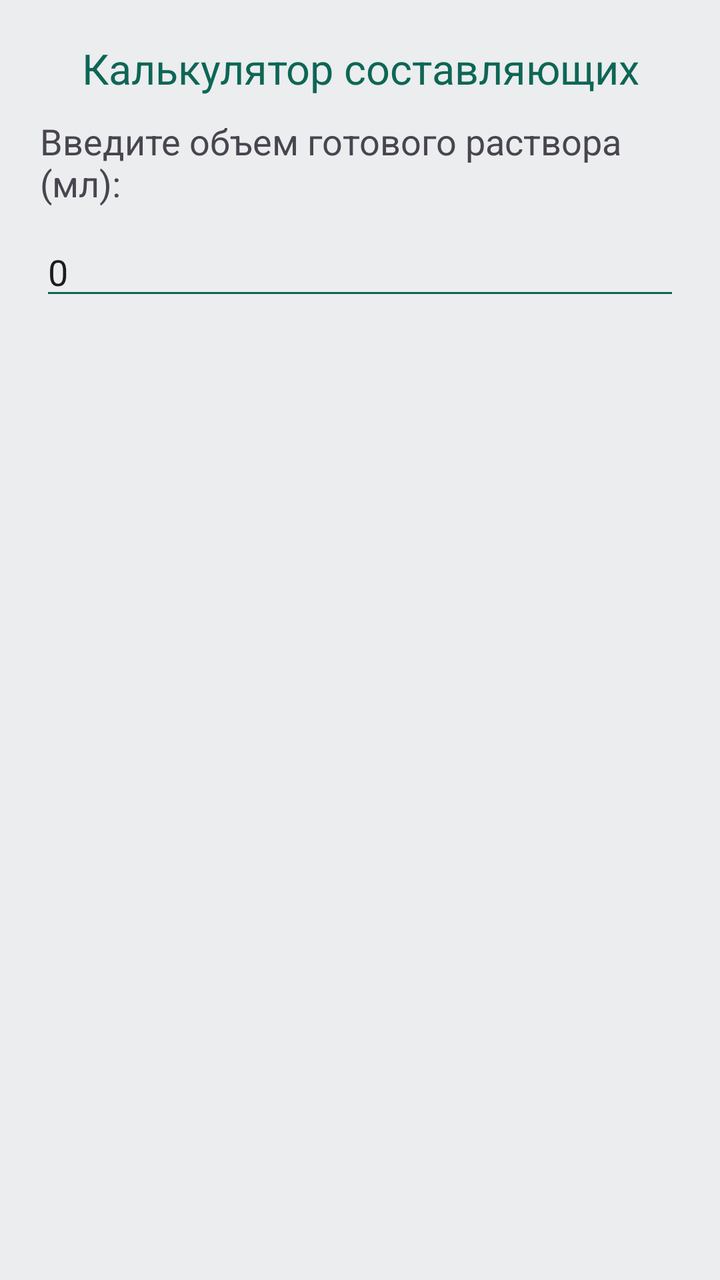
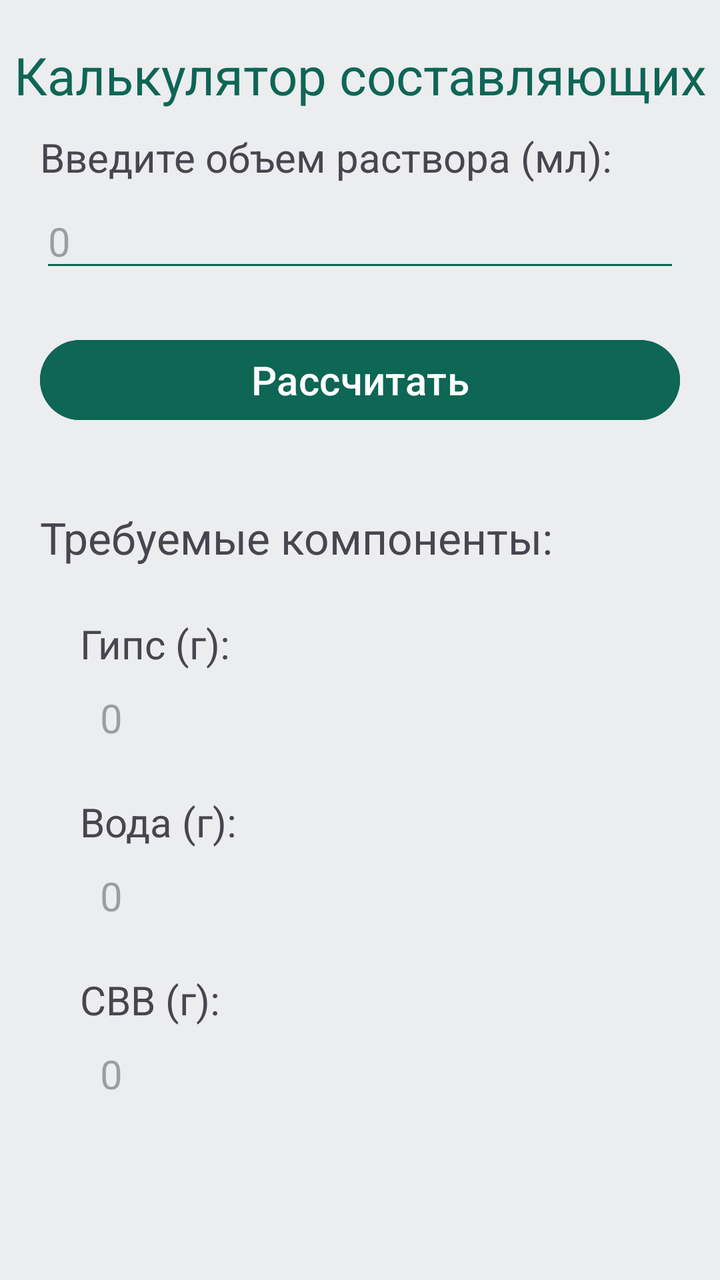

Two renders of the same Android screen: before a commit and after it. Below are the layout's source before the change and the commit's diff.
<!-- AndroidManifest.xml: application theme Theme.Gypsum -->
<!-- res/layout/activity_main.xml -->
<?xml version="1.0" encoding="utf-8"?>
<androidx.constraintlayout.widget.ConstraintLayout xmlns:android="http://schemas.android.com/apk/res/android"
    xmlns:app="http://schemas.android.com/apk/res-auto"
    xmlns:tools="http://schemas.android.com/tools"
    android:id="@+id/main"
    android:layout_width="match_parent"
    android:layout_height="match_parent"
    tools:context=".MainActivity">

    <RelativeLayout
        android:layout_width="match_parent"
        android:layout_height="match_parent"
        android:background="@color/colorPrimary"
        tools:layout_editor_absoluteX="0dp"
        tools:layout_editor_absoluteY="0dp">

        <TextView
            android:id="@+id/logo"
            android:layout_width="match_parent"
            android:layout_height="wrap_content"
            android:layout_marginTop="20sp"
            android:text="@string/logo"
            android:textAlignment="center"
            android:textSize="21sp"
            android:textColor="@color/colorMain"/>

        <TextView
            android:id="@+id/volumeHeadline"
            android:layout_width="match_parent"
            android:layout_height="wrap_content"
            android:text="@string/volumeHeadline"
            android:textSize="18sp"
            android:layout_marginHorizontal="20sp"
            android:layout_below="@+id/logo"
            android:layout_marginTop="10sp"/>

        <EditText
            android:id="@+id/volumeInput"
            android:layout_width="match_parent"
            android:layout_height="wrap_content"
            android:ems="10"
            android:inputType="text"
            android:text="0"
            android:textSize="18sp"
            android:layout_marginHorizontal="20sp"
            android:layout_below="@+id/volumeHeadline"
            android:layout_marginTop="10sp"
            android:backgroundTint="@color/colorMain"
            />
    </RelativeLayout>
</androidx.constraintlayout.widget.ConstraintLayout>
<!-- resources referenced by this layout -->
<resources>
  <color name="colorMain">#0E6655</color>
  <color name="colorPrimary">#EBEDEF</color>
  <string name="logo">Калькулятор составляющих</string>
  <string name="volumeHeadline">Введите объем готового раствора (мл):</string>
  <style name="Theme.Gypsum" parent="Base.Theme.Gypsum" />
  <style name="Base.Theme.Gypsum" parent="Theme.Material3.DayNight.NoActionBar">
          
          
      </style>
</resources>

<!-- the commit's change to res/layout/activity_main.xml (unified diff, before → after) -->
@@ -21,31 +21,115 @@
             android:layout_marginTop="20sp"
             android:text="@string/logo"
             android:textAlignment="center"
-            android:textSize="21sp"
-            android:textColor="@color/colorMain"/>
+            android:textColor="@color/colorMain"
+            android:textSize="26sp" />
 
         <TextView
             android:id="@+id/volumeHeadline"
             android:layout_width="match_parent"
             android:layout_height="wrap_content"
+            android:layout_below="@+id/logo"
+            android:layout_marginHorizontal="20sp"
+            android:layout_marginTop="10sp"
             android:text="@string/volumeHeadline"
-            android:textSize="18sp"
-            android:layout_marginHorizontal="20sp"
-            android:layout_below="@+id/logo"
-            android:layout_marginTop="10sp"/>
+            android:textSize="20sp" />
 
         <EditText
             android:id="@+id/volumeInput"
             android:layout_width="match_parent"
             android:layout_height="wrap_content"
+            android:layout_below="@+id/volumeHeadline"
+            android:layout_marginHorizontal="20sp"
+            android:layout_marginTop="5sp"
+            android:backgroundTint="@color/colorMain"
             android:ems="10"
+            android:hint="@string/volumeInput"
             android:inputType="text"
-            android:text="0"
-            android:textSize="18sp"
+            android:textSize="20sp" />
+
+        <Button
+            android:id="@+id/calculatorButton"
+            android:layout_width="match_parent"
+            android:layout_height="wrap_content"
+            android:layout_below="@+id/volumeInput"
             android:layout_marginHorizontal="20sp"
-            android:layout_below="@+id/volumeHeadline"
+            android:layout_marginTop="25sp"
+            android:backgroundTint="@color/colorMain"
+            android:text="@string/calculatorButton"
+            android:textSize="20sp" />
+
+        <TextView
+            android:id="@+id/componentsOutput"
+            android:layout_width="match_parent"
+            android:layout_height="wrap_content"
+            android:layout_below="@+id/calculatorButton"
+            android:layout_marginHorizontal="20sp"
+            android:layout_marginTop="40sp"
+            android:text="@string/componentsOutput"
+            android:textSize="22sp" />
+
+        <TextView
+            android:id="@+id/gypsumHeadline"
+            android:layout_width="match_parent"
+            android:layout_height="wrap_content"
+            android:layout_below="@+id/componentsOutput"
+            android:layout_marginHorizontal="40sp"
+            android:layout_marginTop="25sp"
+            android:text="@string/gypsumHeadline"
+            android:textSize="20sp" />
+
+        <TextView
+            android:id="@+id/gypsumOutput"
+            android:layout_width="match_parent"
+            android:layout_height="wrap_content"
+            android:layout_below="@+id/gypsumHeadline"
+            android:layout_marginHorizontal="50sp"
             android:layout_marginTop="10sp"
-            android:backgroundTint="@color/colorMain"
-            />
+            android:hint="@string/gypsumOutput"
+            android:textSize="20sp" />
+
+        <TextView
+            android:id="@+id/waterHeadline"
+            android:layout_width="match_parent"
+            android:layout_height="wrap_content"
+            android:layout_below="@+id/gypsumOutput"
+            android:layout_marginHorizontal="40sp"
+            android:layout_marginTop="25sp"
+            android:text="@string/waterHeadline"
+            android:textSize="20sp" />
+
+        <TextView
+            android:id="@+id/waterOutput"
+            android:layout_width="match_parent"
+            android:layout_height="wrap_content"
+            android:layout_below="@+id/waterHeadline"
+            android:layout_marginHorizontal="50sp"
+            android:layout_marginTop="10sp"
+            android:hint="@string/waterOutput"
+            android:textSize="20sp" />
+
+        <TextView
+            android:id="@+id/svvHeadline"
+            android:layout_width="match_parent"
+            android:layout_height="wrap_content"
+            android:layout_below="@+id/waterOutput"
+            android:layout_marginHorizontal="40sp"
+            android:layout_marginTop="25sp"
+            android:text="@string/svvHeadline"
+            android:textSize="20sp" />
+
+        <TextView
+            android:id="@+id/svvOutput"
+            android:layout_width="match_parent"
+            android:layout_height="wrap_content"
+            android:layout_below="@+id/svvHeadline"
+            android:layout_marginHorizontal="50sp"
+            android:layout_marginTop="10sp"
+            android:hint="@string/svvOutput"
+            android:textSize="20sp" />
+
+
+
+
     </RelativeLayout>
 </androidx.constraintlayout.widget.ConstraintLayout>
<!-- resource entries referenced after the edit -->
@@ -2,8 +2,17 @@
 <resources>
   <color name="colorMain">#0E6655</color>
   <color name="colorPrimary">#EBEDEF</color>
+  <string name="calculatorButton">Рассчитать</string>
+  <string name="componentsOutput">Требуемые компоненты:</string>
+  <string name="gypsumHeadline">Гипс (г):</string>
+  <string name="gypsumOutput">0</string>
   <string name="logo">Калькулятор составляющих</string>
-  <string name="volumeHeadline">Введите объем готового раствора (мл):</string>
+  <string name="svvHeadline">СВВ (г):</string>
+  <string name="svvOutput">0</string>
+  <string name="volumeHeadline">Введите объем раствора (мл):</string>
+  <string name="volumeInput">0</string>
+  <string name="waterHeadline">Вода (г):</string>
+  <string name="waterOutput">0</string>
   <style name="Theme.Gypsum" parent="Base.Theme.Gypsum" />
   <style name="Base.Theme.Gypsum" parent="Theme.Material3.DayNight.NoActionBar">
           
